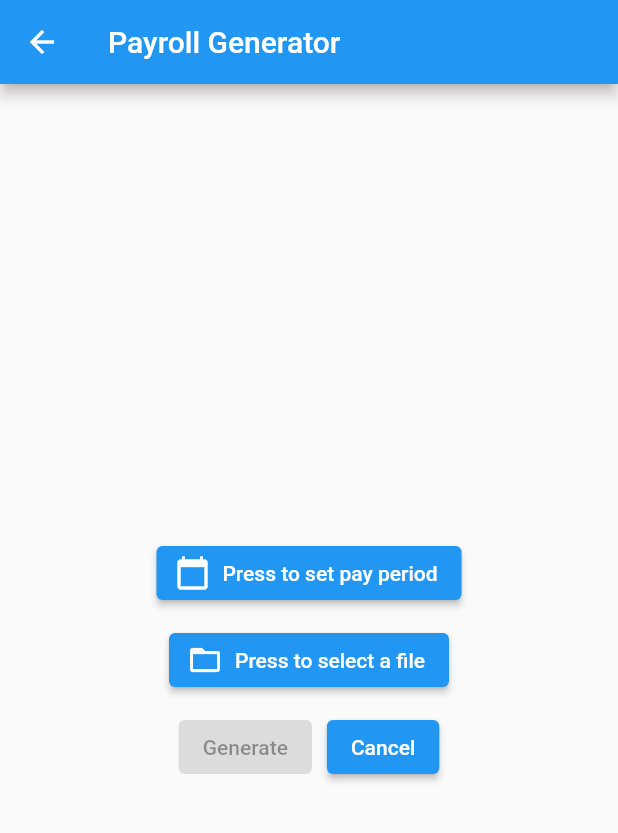
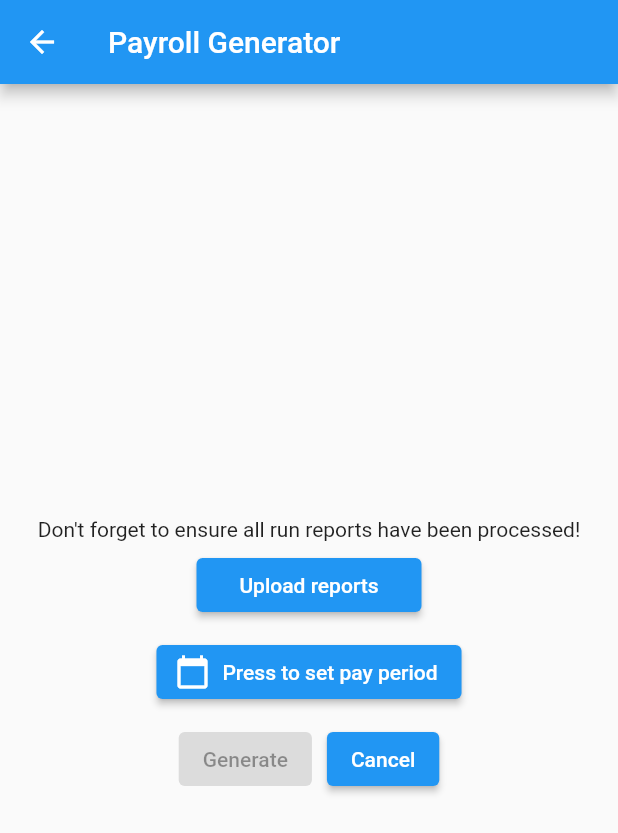
Before and after one commit to brocksmall22/project-timesaver, a Flutter app: the screen it shows after launch, after a tap on "Generate Payroll", on a phone screen of 412 x 824 dp. Shown: the top 833 px of the screen. Run offline on Flutter 3.47's test engine with Material 2 defaults, Android fonts, the light colour scheme and no system bars; our stand-ins replace file_picker.

Commit message:
Changes payrollUI to not select a report Adds menu to process reports Changes file selecting package

```diff
--- a/lib/basic_widgets.dart
+++ b/lib/basic_widgets.dart
@@ -1,5 +1,5 @@
 import 'package:flutter/material.dart';
-import 'basic_actions.dart';
+import 'package:project_time_saver/basic_actions.dart';
 
 class BasicWidgets {
   //This widget is a wrapper for a Padding with 5 on all sides
@@ -47,4 +47,14 @@ class BasicWidgets {
         onPressed: () => BasicActions.nextPage(context, page),
         child: Text(text))));
   }
+
+  static void snack(BuildContext context, String text,
+      [Color? color = Colors.black54, action]) {
+    ScaffoldMessenger.of(context).clearSnackBars();
+    ScaffoldMessenger.of(context).showSnackBar(SnackBar(
+      content: Text(text),
+      backgroundColor: color,
+      action: action,
+    ));
+  }
 }
--- a/lib/main.dart
+++ b/lib/main.dart
@@ -1,6 +1,7 @@
 import 'package:flutter/material.dart';
-import 'basic_widgets.dart';
-import 'payroll.dart';
+import 'package:project_time_saver/basic_widgets.dart';
+import 'package:project_time_saver/file.dart';
+import 'package:project_time_saver/payroll.dart';
 
 void main() {
   runApp(const MyApp());
@@ -37,6 +38,7 @@
         child: BasicWidgets.vertical(
           [
             _payrollButton(context),
+            _gotToFileUpload(context),
             _nifrsButton(context),
             _statsButton(context),
             _settingsButton(context)
@@ -51,6 +53,11 @@
         context, "Generate Payroll", const PayrollUI());
   }
 
+  Widget _gotToFileUpload(BuildContext context) {
+    return BasicWidgets.mainNavigationButton(
+        context, "Upload reports", const FileUploader());
+  }
+
   Widget _nifrsButton(BuildContext context) {
     return BasicWidgets.mainNavigationButton(context, "Generate NIFRS", null);
   }
--- a/lib/payroll.dart
+++ b/lib/payroll.dart
@@ -1,8 +1,7 @@
-import 'dart:io';
 import 'package:flutter/material.dart';
-import 'package:flutter_application_1/basic_widgets.dart';
+import 'package:project_time_saver/basic_widgets.dart';
 import 'package:intl/intl.dart';
-import 'package:filepicker_windows/filepicker_windows.dart';
+import 'package:project_time_saver/file.dart';
 
 class PayrollUI extends StatefulWidget {
   const PayrollUI({Key? key}) : super(key: key);
@@ -14,7 +13,7 @@ class PayrollUI extends StatefulWidget {
 class _PayrollUIState extends State<PayrollUI> {
   //TODO: Add code for error messages. Cannot be properly implemented until the
   //REST API is complete
-  //TODO: Remove the redamentary file picking dialogue when we have
+  //TODO: Remove the redamentary file picking info and button when we have
   //OneDrive integration
   //TODO: Resolve remaining function specific tasks
 
@@ -27,8 +26,12 @@ class _PayrollUIState extends State<PayrollUI> {
         ),
         body: BasicWidgets.vertical(
           [
+            //TODO: Remove the next two widgets when OneDrive functionality is
+            //added
+            const Text(
+                "Don't forget to ensure all run reports have been processed!"),
+            _gotToFileUpload(context),
             _getDate(context),
-            _getFile(context),
             _confirmationButtons(context),
           ],
         ));
@@ -38,17 +41,14 @@ class _PayrollUIState extends State<PayrollUI> {
   DateTimeRange _dates =
       DateTimeRange(start: DateTime.now(), end: DateTime.now());
   bool _hasDates = false;
-  OpenFilePicker file = OpenFilePicker()
-    ..filterSpecification = {
-      'Excel Document (*.xlsx; *.xls)': '*.xlsx;*.xls',
-      'All Files': '*.*'
-    }
-    ..defaultFilterIndex = 0
-    ..defaultExtension = 'xlsx'
-    ..title = 'Select a document';
-  File result = File("");
 
   // Widgets //
+  //TODO: Remove this widget when OneDrive is integrated
+  Widget _gotToFileUpload(BuildContext context) {
+    return BasicWidgets.mainNavigationButton(
+        context, "Upload reports", const FileUploader());
+  }
+
   Widget _getDate(BuildContext context) {
     return BasicWidgets.pad(ElevatedButton.icon(
       icon: const Icon(Icons.calendar_today),
@@ -59,17 +59,6 @@ class _PayrollUIState extends State<PayrollUI> {
         setState(() {});
       },
     ));
-  }
-
-  Widget _getFile(BuildContext context) {
-    return BasicWidgets.pad(ElevatedButton.icon(
-        onPressed: () async {
-          result = file.getFile()!;
-          _checkDates();
-          setState(() {});
-        },
-        icon: const Icon(Icons.folder_open),
-        label: Text(_getFileName())));
   }
 
   Widget _confirmationButtons(BuildContext context) {
@@ -134,45 +123,28 @@ class _PayrollUIState extends State<PayrollUI> {
   }
 
   void _checkDates() {
-    //Remove everything after "0" in this if when OneDrive is integrated
-    if (_dates.duration.inDays == 0 || result.path.isEmpty) {
+    if (_dates.duration.inDays == 0) {
       _hasDates = false;
     } else {
       _hasDates = true;
     }
   }
 
-  String _getFileName() {
-    if (result.path == "") {
-      return "Press to select a file";
-    } else {
-      return "Selected: " + result.path.split("\\").last;
-    }
-  }
-
   Future<bool> _submitToPython() async {
     //TODO: add the code to connect python and flutter.
     //Cannot be properly implemented until the REST API is complete.
-    _snack("Generating, please wait...");
+    BasicWidgets.snack(context, "Generating, please wait...");
     //This Future.delayed represents the action of contacting the API. Currently
     //returns a bool signifiying if it worked. Does not need to do this.
     await Future.delayed(const Duration(seconds: 1));
     bool _worked = true;
     if (_worked) {
-      _snack("Payroll generated!", Colors.green, _openPayroll());
+      BasicWidgets.snack(
+          context, "Payroll generated!", Colors.green, _openPayroll());
     } else {
-      _snack("Error generating payroll!", Colors.red);
+      BasicWidgets.snack(context, "Error generating payroll!", Colors.red);
     }
     return _worked;
-  }
-
-  void _snack(String text, [Color? color = Colors.black54, action]) {
-    ScaffoldMessenger.of(context).clearSnackBars();
-    ScaffoldMessenger.of(context).showSnackBar(SnackBar(
-      content: Text(text),
-      backgroundColor: color,
-      action: action,
-    ));
   }
 
   SnackBarAction _openPayroll() {
--- a/pubspec.yaml
+++ b/pubspec.yaml
@@ -1,4 +1,4 @@
-name: flutter_application_1
+name: project_time_saver
 description: A new Flutter project.
 
 # The following line prevents the package from being accidentally published to
@@ -35,7 +35,7 @@ dependencies:
   # Use with the CupertinoIcons class for iOS style icons.
   cupertino_icons: ^1.0.2
   intl: ^0.17.0
-  filepicker_windows: ^2.0.0
+  file_picker: ^4.1.3
 
 dev_dependencies:
   flutter_test:
```
Also changed, not shown: lib/file.dart (added, +117 -0 lines), pubspec.lock, 1 other file.
